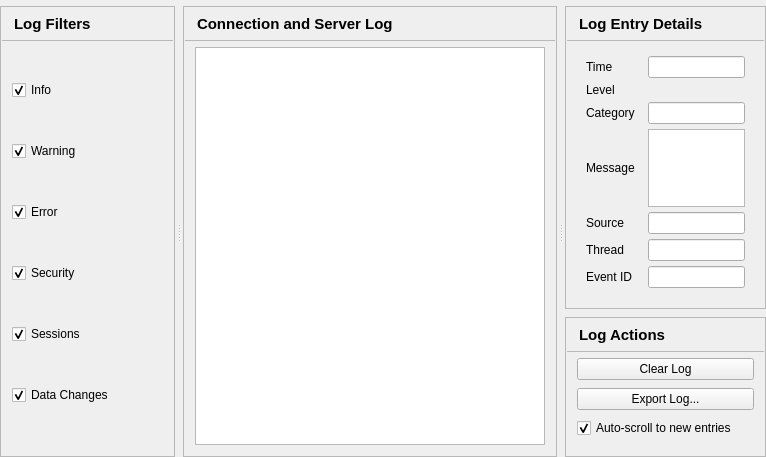
Old version of the form src/ui/pages/logpage.ui in the repository sanny32/OpenUaSim.
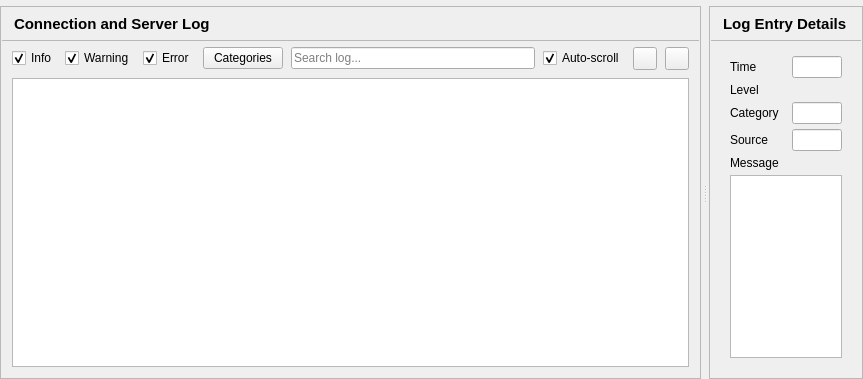
New version of the form. Custom widgets are drawn as their Qt base class.

Commit message: Move the log filters into a bar above the log table

```diff
--- a/src/ui/pages/logpage.ui
+++ b/src/ui/pages/logpage.ui
@@ -29,202 +29,6 @@
      <property name="handleWidth">
       <number>8</number>
      </property>
-     <widget class="QFrame" name="filtersPanel">
-      <property name="frameShape">
-       <enum>QFrame::StyledPanel</enum>
-      </property>
-      <property name="panel" stdset="0">
-       <bool>true</bool>
-      </property>
-      <property name="sizePolicy">
-       <sizepolicy hsizetype="Preferred" vsizetype="Preferred">
-        <horstretch>25</horstretch>
-        <verstretch>0</verstretch>
-       </sizepolicy>
-      </property>
-      <property name="minimumSize">
-       <size>
-        <width>175</width>
-        <height>0</height>
-       </size>
-      </property>
-      <layout class="QVBoxLayout" name="filtersPanelLayout">
-       <property name="spacing">
-        <number>0</number>
-       </property>
-       <property name="leftMargin">
-        <number>1</number>
-       </property>
-       <property name="topMargin">
-        <number>1</number>
-       </property>
-       <property name="rightMargin">
-        <number>1</number>
-       </property>
-       <property name="bottomMargin">
-        <number>1</number>
-       </property>
-       <item>
-        <layout class="QHBoxLayout" name="filtersPanelHeaderLayout">
-         <property name="leftMargin">
-          <number>12</number>
-         </property>
-         <property name="topMargin">
-          <number>5</number>
-         </property>
-         <property name="rightMargin">
-          <number>12</number>
-         </property>
-         <property name="bottomMargin">
-          <number>5</number>
-         </property>
-         <item>
-          <widget class="QLabel" name="filtersTitle">
-           <property name="font">
-            <font>
-             <pointsize>11</pointsize>
-             <bold>true</bold>
-            </font>
-           </property>
-           <property name="text">
-            <string>Log Filters</string>
-           </property>
-           <property name="minimumSize">
-            <size>
-             <width>0</width>
-             <height>22</height>
-            </size>
-           </property>
-          </widget>
-         </item>
-        </layout>
-       </item>
-       <item>
-        <widget class="QFrame" name="filtersPanelSeparator">
-         <property name="frameShape">
-          <enum>QFrame::StyledPanel</enum>
-         </property>
-         <property name="minimumSize">
-          <size>
-           <width>0</width>
-           <height>1</height>
-          </size>
-         </property>
-         <property name="maximumSize">
-          <size>
-           <width>16777215</width>
-           <height>1</height>
-          </size>
-         </property>
-         <property name="separator" stdset="0">
-          <bool>true</bool>
-         </property>
-        </widget>
-       </item>
-       <item>
-        <widget class="QScrollArea" name="filtersPanelScroll">
-         <property name="frameShape">
-          <enum>QFrame::NoFrame</enum>
-         </property>
-         <property name="widgetResizable">
-          <bool>true</bool>
-         </property>
-         <property name="horizontalScrollBarPolicy">
-          <enum>Qt::ScrollBarAlwaysOff</enum>
-         </property>
-         <property name="panelBody" stdset="0">
-          <bool>true</bool>
-         </property>
-         <widget class="QWidget" name="filtersPanelBody">
-          <layout class="QVBoxLayout" name="filtersPanelBodyLayout">
-           <property name="spacing">
-            <number>8</number>
-           </property>
-           <property name="leftMargin">
-            <number>10</number>
-           </property>
-           <property name="topMargin">
-            <number>6</number>
-           </property>
-           <property name="rightMargin">
-            <number>10</number>
-           </property>
-           <property name="bottomMargin">
-            <number>10</number>
-           </property>
-           <item>
-            <widget class="QCheckBox" name="infoCheck">
-             <property name="text">
-              <string>Info</string>
-             </property>
-             <property name="checked">
-              <bool>true</bool>
-             </property>
-            </widget>
-           </item>
-           <item>
-            <widget class="QCheckBox" name="warningCheck">
-             <property name="text">
-              <string>Warning</string>
-             </property>
-             <property name="checked">
-              <bool>true</bool>
-             </property>
-            </widget>
-           </item>
-           <item>
-            <widget class="QCheckBox" name="errorCheck">
-             <property name="text">
-              <string>Error</string>
-             </property>
-             <property name="checked">
-              <bool>true</bool>
-             </property>
-            </widget>
-           </item>
-           <item>
-            <widget class="QCheckBox" name="securityCheck">
-             <property name="text">
-              <string>Security</string>
-             </property>
-             <property name="checked">
-              <bool>true</bool>
-             </property>
-            </widget>
-           </item>
-           <item>
-            <widget class="QCheckBox" name="sessionsCheck">
-             <property name="text">
-              <string>Sessions</string>
-             </property>
-             <property name="checked">
-              <bool>true</bool>
-             </property>
-            </widget>
-           </item>
-           <item>
-            <widget class="QCheckBox" name="dataChangesCheck">
-             <property name="text">
-              <string>Data Changes</string>
-             </property>
-             <property name="checked">
-              <bool>true</bool>
-             </property>
-            </widget>
-           </item>
-           <item>
-            <spacer name="spacer8">
-             <property name="orientation">
-              <enum>Qt::Vertical</enum>
-             </property>
-            </spacer>
-           </item>
-          </layout>
-         </widget>
-        </widget>
-       </item>
-      </layout>
-     </widget>
      <widget class="QFrame" name="logPanel">
       <property name="frameShape">
        <enum>QFrame::StyledPanel</enum>
@@ -329,6 +133,87 @@
           <property name="bottomMargin">
            <number>10</number>
           </property>
+          <item>
+           <layout class="QHBoxLayout" name="filterBarLayout">
+            <property name="spacing">
+             <number>8</number>
+            </property>
+            <item>
+             <widget class="QCheckBox" name="infoCheck">
+              <property name="text">
+               <string>Info</string>
+              </property>
+              <property name="checked">
+               <bool>true</bool>
+              </property>
+             </widget>
+            </item>
+            <item>
+             <widget class="QCheckBox" name="warningCheck">
+              <property name="text">
+               <string>Warning</string>
+              </property>
+              <property name="checked">
+               <bool>true</bool>
+              </property>
+             </widget>
+            </item>
+            <item>
+             <widget class="QCheckBox" name="errorCheck">
+              <property name="text">
+               <string>Error</string>
+              </property>
+              <property name="checked">
+               <bool>true</bool>
+              </property>
+             </widget>
+            </item>
+            <item>
+             <widget class="QPushButton" name="categoryButton">
+              <property name="text">
+               <string>Categories</string>
+              </property>
+             </widget>
+            </item>
+            <item>
+             <widget class="QLineEdit" name="searchEdit">
+              <property name="placeholderText">
+               <string>Search log...</string>
+              </property>
+              <property name="clearButtonEnabled">
+               <bool>true</bool>
+              </property>
+             </widget>
+            </item>
+            <item>
+             <widget class="QCheckBox" name="autoScrollCheck">
+              <property name="toolTip">
+               <string>Auto-scroll to new entries</string>
+              </property>
+              <property name="text">
+               <string>Auto-scroll</string>
+              </property>
+              <property name="checked">
+               <bool>true</bool>
+              </property>
+             </widget>
+            </item>
+            <item>
+             <widget class="QToolButton" name="clearLogButton">
+              <property name="toolTip">
+               <string>Clear Log</string>
+              </property>
+             </widget>
+            </item>
+            <item>
+             <widget class="QToolButton" name="exportLogButton">
+              <property name="toolTip">
+               <string>Export Log...</string>
+              </property>
+             </widget>
+            </item>
+           </layout>
+          </item>
           <item>
            <widget class="QTableView" name="logView">
             <property name="editTriggers">
@@ -365,30 +250,6 @@
        </item>
       </layout>
      </widget>
-     <widget class="QWidget" name="rightColumn">
-      <property name="sizePolicy">
-       <sizepolicy hsizetype="Preferred" vsizetype="Preferred">
-        <horstretch>40</horstretch>
-        <verstretch>0</verstretch>
-       </sizepolicy>
-      </property>
-      <layout class="QVBoxLayout" name="rightColumnLayout">
-       <property name="spacing">
-        <number>8</number>
-       </property>
-       <property name="leftMargin">
-        <number>0</number>
-       </property>
-       <property name="topMargin">
-        <number>0</number>
-       </property>
-       <property name="rightMargin">
-        <number>0</number>
-       </property>
-       <property name="bottomMargin">
-        <number>0</number>
-       </property>
-       <item>
         <widget class="QFrame" name="detailsPanel">
          <property name="frameShape">
           <enum>QFrame::StyledPanel</enum>
@@ -396,6 +257,12 @@
          <property name="panel" stdset="0">
           <bool>true</bool>
          </property>
+      <property name="sizePolicy">
+       <sizepolicy hsizetype="Preferred" vsizetype="Preferred">
+        <horstretch>40</horstretch>
+        <verstretch>0</verstretch>
+       </sizepolicy>
+      </property>
          <layout class="QVBoxLayout" name="detailsPanelLayout">
           <property name="spacing">
            <number>0</number>
@@ -502,7 +369,7 @@
               </property>
               <item>
                <widget class="QWidget" name="detailsHost">
-                <layout class="QGridLayout" name="detailsForm" columnstretch="0,1">
+             <layout class="QGridLayout" name="detailsForm" rowstretch="0,0,0,0,0,1" columnstretch="0,1">
                  <property name="horizontalSpacing">
                   <number>13</number>
                  </property>
@@ -549,20 +416,28 @@
                   </widget>
                  </item>
                  <item row="3" column="0">
+               <widget class="QLabel" name="sourceLabel">
+                <property name="text">
+                 <string>Source</string>
+                </property>
+               </widget>
+              </item>
+              <item row="3" column="1">
+               <widget class="QLineEdit" name="sourceEdit">
+                <property name="readOnly">
+                 <bool>true</bool>
+                </property>
+               </widget>
+              </item>
+              <item row="4" column="0" colspan="2">
                   <widget class="QLabel" name="messageLabel">
                    <property name="text">
                     <string>Message</string>
                    </property>
                   </widget>
                  </item>
-                 <item row="3" column="1">
+              <item row="5" column="0" colspan="2">
                   <widget class="QPlainTextEdit" name="messageEdit">
-                   <property name="maximumSize">
-                    <size>
-                     <width>16777215</width>
-                     <height>78</height>
-                    </size>
-                   </property>
                    <property name="tabChangesFocus">
                     <bool>true</bool>
                    </property>
@@ -571,48 +446,6 @@
                    </property>
                   </widget>
                  </item>
-                 <item row="4" column="0">
-                  <widget class="QLabel" name="sourceLabel">
-                   <property name="text">
-                    <string>Source</string>
-                   </property>
-                  </widget>
-                 </item>
-                 <item row="4" column="1">
-                  <widget class="QLineEdit" name="sourceEdit">
-                   <property name="readOnly">
-                    <bool>true</bool>
-                   </property>
-                  </widget>
-                 </item>
-                 <item row="5" column="0">
-                  <widget class="QLabel" name="threadLabel">
-                   <property name="text">
-                    <string>Thread</string>
-                   </property>
-                  </widget>
-                 </item>
-                 <item row="5" column="1">
-                  <widget class="QLineEdit" name="threadEdit">
-                   <property name="readOnly">
-                    <bool>true</bool>
-                   </property>
-                  </widget>
-                 </item>
-                 <item row="6" column="0">
-                  <widget class="QLabel" name="eventIdLabel">
-                   <property name="text">
-                    <string>Event ID</string>
-                   </property>
-                  </widget>
-                 </item>
-                 <item row="6" column="1">
-                  <widget class="QLineEdit" name="eventIdEdit">
-                   <property name="readOnly">
-                    <bool>true</bool>
-                   </property>
-                  </widget>
-                 </item>
                 </layout>
                </widget>
               </item>
@@ -622,174 +455,53 @@
           </item>
          </layout>
         </widget>
-       </item>
-       <item>
-        <widget class="QFrame" name="actionsPanel">
-         <property name="frameShape">
-          <enum>QFrame::StyledPanel</enum>
-         </property>
-         <property name="panel" stdset="0">
-          <bool>true</bool>
-         </property>
-         <property name="sizePolicy">
-          <sizepolicy hsizetype="Preferred" vsizetype="Expanding">
-           <horstretch>0</horstretch>
-           <verstretch>1</verstretch>
-          </sizepolicy>
-         </property>
-         <layout class="QVBoxLayout" name="actionsPanelLayout">
-          <property name="spacing">
-           <number>0</number>
-          </property>
-          <property name="leftMargin">
-           <number>1</number>
-          </property>
-          <property name="topMargin">
-           <number>1</number>
-          </property>
-          <property name="rightMargin">
-           <number>1</number>
-          </property>
-          <property name="bottomMargin">
-           <number>1</number>
-          </property>
-          <item>
-           <layout class="QHBoxLayout" name="actionsPanelHeaderLayout">
-            <property name="leftMargin">
-             <number>12</number>
-            </property>
-            <property name="topMargin">
-             <number>5</number>
-            </property>
-            <property name="rightMargin">
-             <number>12</number>
-            </property>
-            <property name="bottomMargin">
-             <number>5</number>
-            </property>
-            <item>
-             <widget class="QLabel" name="actionsTitle">
-              <property name="font">
-               <font>
-                <pointsize>11</pointsize>
-                <bold>true</bold>
-               </font>
-              </property>
-              <property name="text">
-               <string>Log Actions</string>
-              </property>
-              <property name="minimumSize">
-               <size>
-                <width>0</width>
-                <height>22</height>
-               </size>
-              </property>
              </widget>
             </item>
            </layout>
-          </item>
-          <item>
-           <widget class="QFrame" name="actionsPanelSeparator">
-            <property name="frameShape">
-             <enum>QFrame::StyledPanel</enum>
-            </property>
-            <property name="minimumSize">
-             <size>
-              <width>0</width>
-              <height>1</height>
-             </size>
-            </property>
-            <property name="maximumSize">
-             <size>
-              <width>16777215</width>
-              <height>1</height>
-             </size>
-            </property>
-            <property name="separator" stdset="0">
+  <action name="serverAction">
+   <property name="checkable">
+    <bool>true</bool>
+   </property>
+   <property name="checked">
              <bool>true</bool>
             </property>
-           </widget>
-          </item>
-          <item>
-           <widget class="QScrollArea" name="actionsPanelScroll">
-            <property name="frameShape">
-             <enum>QFrame::NoFrame</enum>
-            </property>
-            <property name="widgetResizable">
+   <property name="text">
+    <string>Server</string>
+   </property>
+  </action>
+  <action name="securityAction">
+   <property name="checkable">
              <bool>true</bool>
             </property>
-            <property name="horizontalScrollBarPolicy">
-             <enum>Qt::ScrollBarAlwaysOff</enum>
-            </property>
-            <property name="panelBody" stdset="0">
+   <property name="checked">
              <bool>true</bool>
             </property>
-            <widget class="QWidget" name="actionsPanelBody">
-             <layout class="QVBoxLayout" name="actionsPanelBodyLayout">
-              <property name="spacing">
-               <number>8</number>
-              </property>
-              <property name="leftMargin">
-               <number>10</number>
-              </property>
-              <property name="topMargin">
-               <number>6</number>
-              </property>
-              <property name="rightMargin">
-               <number>10</number>
-              </property>
-              <property name="bottomMargin">
-               <number>10</number>
-              </property>
-              <item>
-               <widget class="QPushButton" name="clearLogButton">
                 <property name="text">
-                 <string>Clear Log</string>
-                </property>
-                <property name="toolbar" stdset="0">
+    <string>Security</string>
+   </property>
+  </action>
+  <action name="sessionsAction">
+   <property name="checkable">
                  <bool>true</bool>
                 </property>
-               </widget>
-              </item>
-              <item>
-               <widget class="QPushButton" name="exportLogButton">
-                <property name="text">
-                 <string>Export Log...</string>
-                </property>
-                <property name="toolbar" stdset="0">
+   <property name="checked">
                  <bool>true</bool>
                 </property>
-               </widget>
-              </item>
-              <item>
-               <widget class="QCheckBox" name="autoScrollCheck">
                 <property name="text">
-                 <string>Auto-scroll to new entries</string>
-                </property>
+    <string>Sessions</string>
+   </property>
+  </action>
+  <action name="dataChangesAction">
+   <property name="checkable">
+    <bool>true</bool>
+   </property>
                 <property name="checked">
                  <bool>true</bool>
                 </property>
-               </widget>
-              </item>
-              <item>
-               <spacer name="spacer7">
-                <property name="orientation">
-                 <enum>Qt::Vertical</enum>
-                </property>
-               </spacer>
-              </item>
-             </layout>
-            </widget>
-           </widget>
-          </item>
-         </layout>
-        </widget>
-       </item>
-      </layout>
-     </widget>
-    </widget>
-   </item>
-  </layout>
+   <property name="text">
+    <string>Data Changes</string>
+   </property>
+  </action>
  </widget>
  <customwidgets>
   <customwidget>
```
Lines whose indentation alone changed are shown as unchanged. The commit also changes 14 other files.
